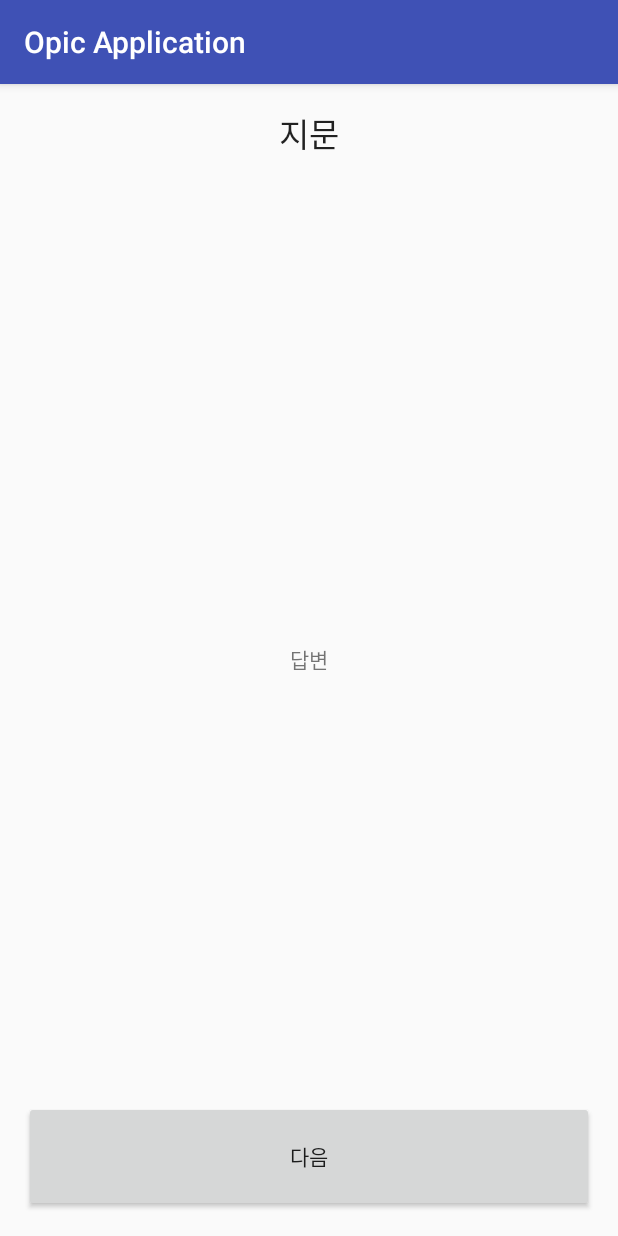
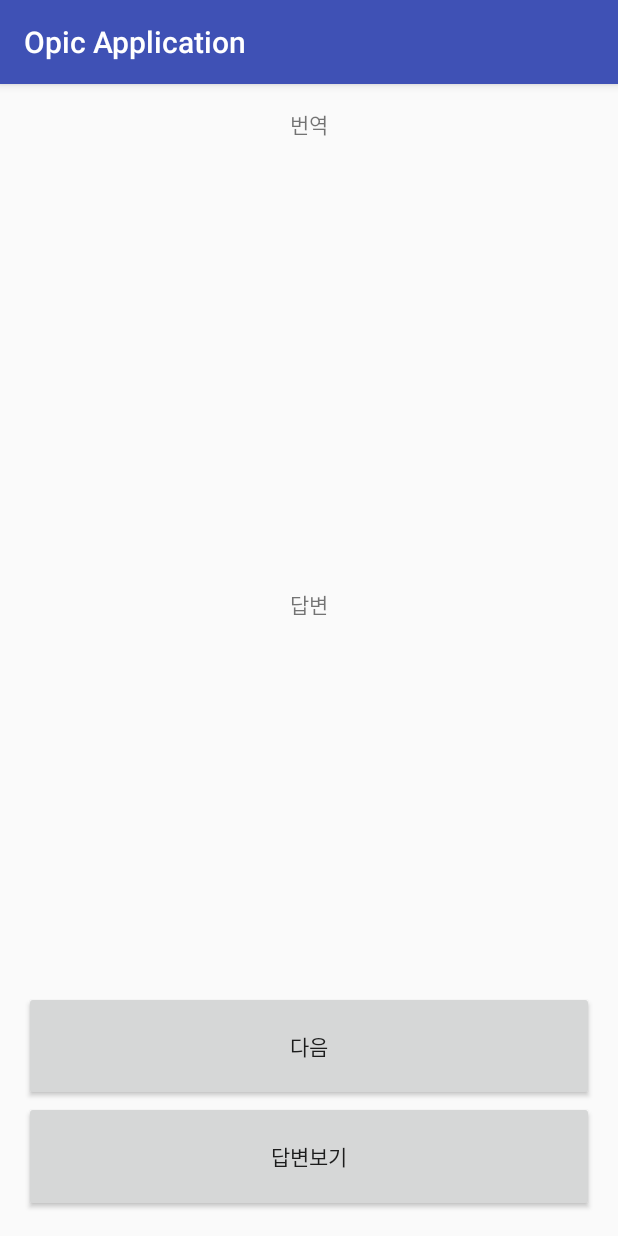
Before and after one commit to neltica/filesort, an Android app: the screen it shows after launch (MainActivity), on a phone screen of 412 x 824 dp. Run offline under Robolectric (Android 15) with nearby library versions, the light colour scheme and no system bars; 3 statements that could not run were skipped.

Commit message:
안드로이드용 오픽 문제 제출기 프로젝트 수정 1.내부로직 완료  지문만 채우면 됨

```diff
--- a/OpicforAndroid/OpicApplication/app/src/main/AndroidManifest.xml
+++ b/OpicforAndroid/OpicApplication/app/src/main/AndroidManifest.xml
@@ -16,5 +16,5 @@
             </intent-filter>
         </activity>
     </application>
-
+    <uses-permission android:name="android.permission.READ_EXTERNAL_STORAGE" />
 </manifest>
--- a/OpicforAndroid/OpicApplication/app/src/main/java/com/example/nelicia/opicapplication/MainActivity.java
+++ b/OpicforAndroid/OpicApplication/app/src/main/java/com/example/nelicia/opicapplication/MainActivity.java
@@ -1,13 +1,117 @@
 package com.example.nelicia.opicapplication;
 
+import android.os.Environment;
 import android.support.v7.app.AppCompatActivity;
 import android.os.Bundle;
+import android.util.Log;
+import android.view.View;
+import android.widget.Button;
+import android.widget.TextView;
 
-public class MainActivity extends AppCompatActivity {
+import java.io.BufferedReader;
+import java.io.FileInputStream;
+import java.io.FileNotFoundException;
+import java.io.IOException;
+import java.io.InputStreamReader;
+import java.util.ArrayList;
+import java.util.Random;
 
+public class MainActivity extends AppCompatActivity implements View.OnClickListener{
+
+    private Random random;
+    private ArrayList<String> korean;
+    private ArrayList<String> english;
+    private int nowIndex;
+    private TextView koreanTextView;
+    private TextView englishTextView;
+    private String[] nowText;
+    private int maxTextSize;
+    private int nowCount;
+    private int[] checkArray;
     @Override
     protected void onCreate(Bundle savedInstanceState) {
         super.onCreate(savedInstanceState);
         setContentView(R.layout.activity_main);
+
+        korean=new ArrayList<String>();
+        english=new ArrayList<String>();
+        nowText=new String[2];
+        random=new Random();
+        nowCount=0;
+
+        FileInputStream fis = null;
+        try {
+            fis = new FileInputStream("storage/extSdCard/opic/setting.set");
+        } catch (FileNotFoundException e) {
+            e.printStackTrace();
+        }
+
+        BufferedReader bufferedReader = new BufferedReader(new InputStreamReader(fis));
+
+
+        String temp = "";
+        String[] tempStringArray=new String[2];
+        try {
+            while ((temp = bufferedReader.readLine()) != null) {
+                Log.i("log",temp);
+                tempStringArray=temp.split("  ");
+                english.add(tempStringArray[0]);
+                korean.add(tempStringArray[1]);
+            }
+        } catch (IOException e) {
+            e.printStackTrace();
+        }
+
+        try {
+            fis.close();
+        } catch (IOException e) {
+            e.printStackTrace();
+        }
+
+        maxTextSize=korean.size();
+        checkArray=new int[maxTextSize];
+
+        koreanTextView=(TextView)findViewById(R.id.korean);
+        englishTextView=(TextView)findViewById(R.id.english);
+        Button nextButton=(Button)findViewById(R.id.nextbutton);
+        Button solution=(Button)findViewById(R.id.solution);
+        nextButton.setOnClickListener(this);
+        solution.setOnClickListener(this);
+
+
+    }
+
+    @Override
+    public void onClick(View v) {
+        switch(v.getId())
+        {
+            case R.id.nextbutton:
+                if(nowCount==maxTextSize)
+                {
+                    nowCount=0;
+                    for(int i=0;i<checkArray.length;i++)
+                    {
+                        checkArray[i]=0;
+                    }
+                }
+                while(true) {
+                    nowIndex = random.nextInt(100);
+                    if (nowIndex < korean.size() && checkArray[nowIndex]==0) {
+                        nowCount++;
+                        checkArray[nowIndex]=1;
+                        nowText[0]=english.get(nowIndex);
+                        nowText[1]=korean.get(nowIndex)+"("+nowCount+"/"+maxTextSize+")";
+                        Log.i("nowIndex0:",nowText[0]);
+                        Log.i("nowIndex1:",nowText[1]);
+                        koreanTextView.setText(nowText[1]);
+                        englishTextView.setText("답변");
+                        break;
+                    }
+                }
+                break;
+            case R.id.solution:
+                englishTextView.setText(nowText[0]);
+                break;
+        }
     }
 }
--- a/OpicforAndroid/OpicApplication/app/src/main/res/layout/activity_main.xml
+++ b/OpicforAndroid/OpicApplication/app/src/main/res/layout/activity_main.xml
@@ -17,18 +17,17 @@
         <TextView
             android:layout_width="match_parent"
             android:layout_height="0dp"
-            android:textAppearance="?android:attr/textAppearanceLarge"
-            android:text="지문"
+            android:textAppearance="?android:attr/textAppearanceSmall"
+            android:text="번역"
             android:id="@+id/korean"
-            android:autoText="false"
-            android:textAlignment="center"
-            android:layout_weight="0.1" />
+            android:layout_weight="0.1"
+            android:gravity="center_horizontal" />
 
         <TextView
             android:layout_width="match_parent"
             android:layout_height="0dp"
             android:id="@+id/english"
-            android:layout_weight="0.8"
+            android:layout_weight="0.7"
             android:text="답변"
             android:textAlignment="center"
             android:gravity="center_vertical" />
@@ -41,6 +40,14 @@
             android:layout_centerVertical="true"
             android:layout_centerHorizontal="true"
             android:layout_weight="0.1" />
+
+        <Button
+            android:layout_width="match_parent"
+            android:layout_height="0dp"
+            android:text="답변보기"
+            android:id="@+id/solution"
+            android:layout_weight="0.1" />
+
     </LinearLayout>
 
 </RelativeLayout>
```
